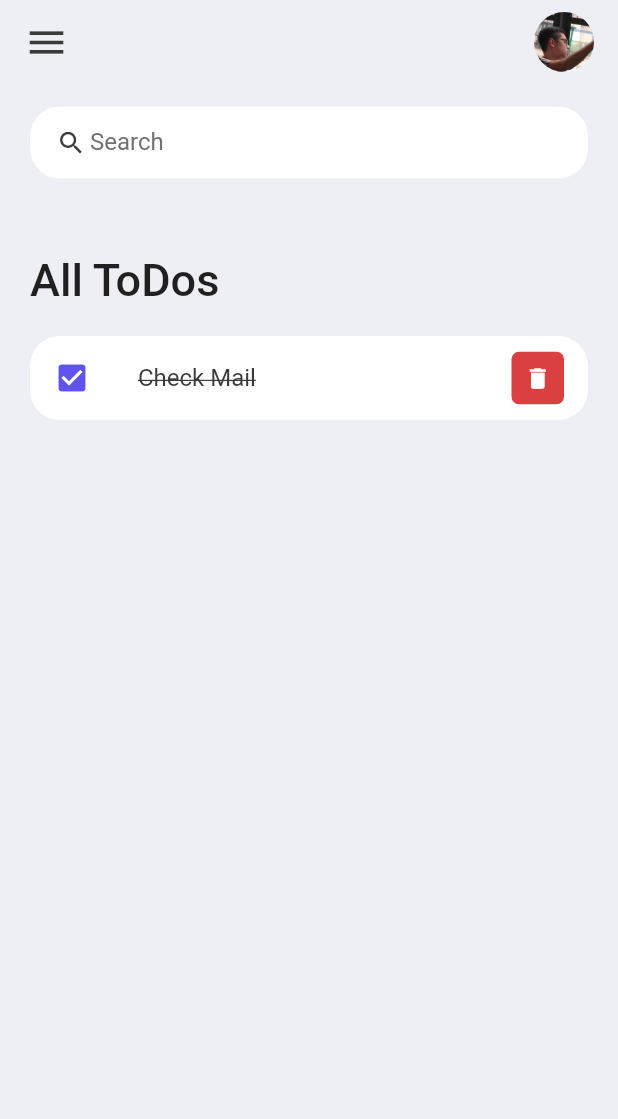
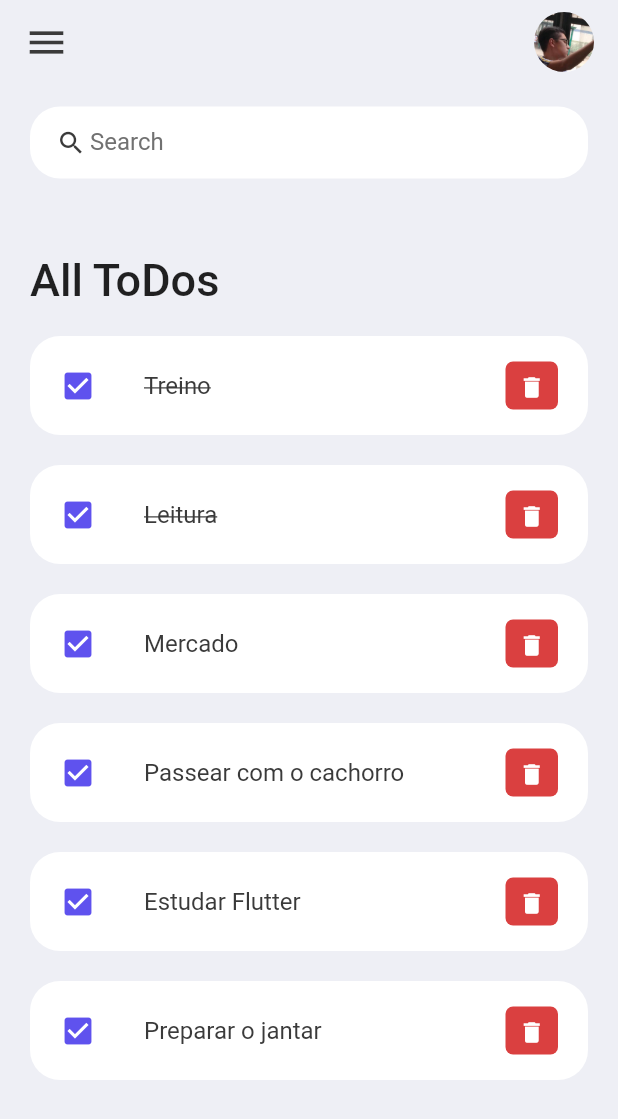
Before and after one commit to enzonakashima/todo-app, a Flutter app: the screen it shows after launch, on a phone screen of 412 x 824 dp. Shown: the top 1119 px of the screen. Run offline on Flutter 3.47's test engine with Material 2 defaults, Android fonts, the phone set to English and light mode, and no system bars.

Commit message:
todo item

```diff
--- /dev/null
+++ b/lib/model/todo.dart
@@ -0,0 +1,18 @@
+class ToDo {
+  String? id;
+  String? todoText;
+  bool isDone;
+
+  ToDo({required this.id, required this.todoText, this.isDone = false});
+
+  static List<ToDo> todoList() {
+    return [
+      ToDo(id: '01', todoText: 'Treino', isDone: true),
+      ToDo(id: '02', todoText: 'Leitura', isDone: true),
+      ToDo(id: '03', todoText: 'Mercado'),
+      ToDo(id: '04', todoText: 'Passear com o cachorro'),
+      ToDo(id: '05', todoText: 'Estudar Flutter'),
+      ToDo(id: '06', todoText: 'Preparar o jantar'),
+    ];
+  }
+}
--- a/lib/screens/home.dart
+++ b/lib/screens/home.dart
@@ -1,9 +1,12 @@
 import 'package:flutter/material.dart';
 import 'package:to_do_app/constants/colors.dart';
 import 'package:to_do_app/widgets/todo_item.dart';
+import 'package:to_do_app/model/todo.dart';
 
 class Home extends StatelessWidget {
-  const Home({Key? key}) : super(key: key);
+  Home({Key? key}) : super(key: key);
+
+  final todosList = ToDo.todoList();
 
   @override
   Widget build(BuildContext context) {
@@ -27,7 +30,10 @@ class Home extends StatelessWidget {
                     ),
                   ),
                 ),
-                ToDoItem(),
+                for (ToDo todoo in todosList)
+                  ToDoItem(
+                    todo: todoo,
+                  ),
               ],
             ),
           )
--- a/lib/widgets/todo_item.dart
+++ b/lib/widgets/todo_item.dart
@@ -1,29 +1,36 @@
 import 'package:flutter/material.dart';
 import 'package:to_do_app/constants/colors.dart';
+import 'package:to_do_app/model/todo.dart';
 
 class ToDoItem extends StatelessWidget {
-  const ToDoItem({super.key});
+  final ToDo todo;
+
+  const ToDoItem({Key? key, required this.todo}) : super(key: key);
 
   @override
   Widget build(BuildContext context) {
     return Container(
+      margin: EdgeInsets.only(bottom: 20),
       child: ListTile(
-        onTap: () => {},
+        onTap: () => {print('Clicked')},
         shape: RoundedRectangleBorder(borderRadius: BorderRadius.circular(20)),
+        contentPadding: EdgeInsets.symmetric(horizontal: 20, vertical: 5),
         tileColor: Colors.white,
         leading: Icon(
           Icons.check_box,
           color: tdBlue,
         ),
         title: Text(
-          'Check Mail',
+          todo.todoText!,
           style: TextStyle(
             fontSize: 16,
             color: tdBlack,
-            decoration: TextDecoration.lineThrough,
+            decoration: todo.isDone ? TextDecoration.lineThrough : null,
           ),
         ),
         trailing: Container(
+          padding: EdgeInsets.all(0),
+          margin: EdgeInsets.symmetric(vertical: 12),
           height: 35,
           width: 35,
           decoration: BoxDecoration(
@@ -32,7 +39,9 @@ class ToDoItem extends StatelessWidget {
             color: Colors.white,
             iconSize: 18,
             icon: Icon(Icons.delete),
-            onPressed: () {},
+            onPressed: () {
+              print('Delete');
+            },
           ),
         ),
       ),
```
